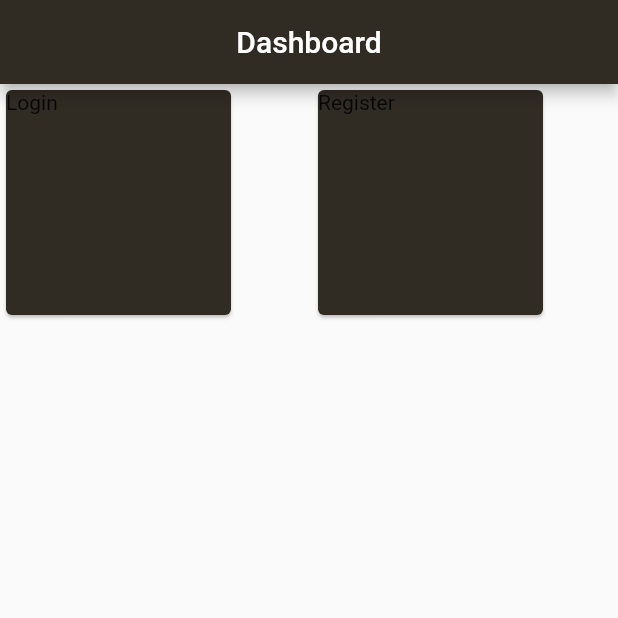
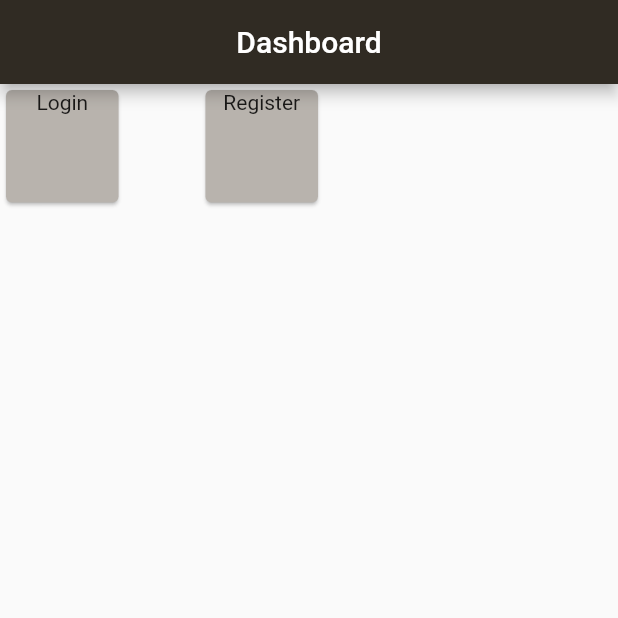
Before and after one commit to Samrai123/lokbook, a Flutter app: the screen it shows after launch, on a phone screen of 412 x 824 dp, the top half of it. Run offline on Flutter 3.47's test engine with Material 2 defaults, Android fonts, the phone set to English and light mode, and no system bars; our stand-ins replace google_fonts.

Commit message:
dashboard2

```diff
--- a/lib/main.dart
+++ b/lib/main.dart
@@ -1,9 +1,8 @@
 import 'package:flutter/material.dart';
 import 'package:flutter/gestures.dart';
+import 'package:my_second_app/screen/dashboard.dart';
 import 'package:my_second_app/screen/login.dart';
 import 'package:my_second_app/screen/register.dart';
-
-import 'screen/dashboard.dart';
 
 void main() {
   runApp(
--- a/lib/screen/bottom_screen/login.dart
+++ b/lib/screen/bottom_screen/login.dart
@@ -2,8 +2,8 @@ import 'package:flutter/material.dart';
 import 'package:flutter/src/widgets/container.dart';
 import 'package:flutter/src/widgets/framework.dart';
 
-class LoginScreen extends StatelessWidget {
-  const LoginScreen({super.key});
+class LoginBottomScreen extends StatelessWidget {
+  const LoginBottomScreen({super.key});
 
   @override
   Widget build(BuildContext context) {
--- a/lib/screen/dashboard.dart
+++ b/lib/screen/dashboard.dart
@@ -1,6 +1,10 @@
 import 'package:flutter/material.dart';
 import 'package:flutter/src/widgets/container.dart';
 import 'package:flutter/src/widgets/framework.dart';
+
+import 'bottom_screen/login.dart';
+import 'login.dart';
+import 'register.dart';
 
 class DashboardScreen extends StatelessWidget {
   const DashboardScreen({super.key});
@@ -16,18 +20,20 @@ class DashboardScreen extends StatelessWidget {
       body: Container(
         child: Row(children: [
           Card(
-            color: Color.fromARGB(255, 48, 43, 35),
+            color: Color.fromARGB(255, 184, 179, 173),
             clipBehavior: Clip.hardEdge,
             child: InkWell(
               splashColor: Colors.blue.withAlpha(30),
               onTap: () {
-                debugPrint('Card tapped.');
+                Navigator.push(context,
+                    MaterialPageRoute(builder: (context) => LoginScreen()));
               },
               child: const SizedBox(
-                width: 150,
-                height: 150,
+                width: 75,
+                height: 75,
                 child: Text(
                   'Login',
+                  textAlign: TextAlign.center,
                 ),
               ),
             ),
@@ -37,17 +43,21 @@ class DashboardScreen extends StatelessWidget {
             width: 50,
           ),
           Card(
-            color: Color.fromARGB(255, 48, 43, 35),
+            color: Color.fromARGB(255, 184, 179, 173),
             clipBehavior: Clip.hardEdge,
             child: InkWell(
               splashColor: Colors.blue.withAlpha(30),
               onTap: () {
-                debugPrint('Card tapped.');
+                Navigator.push(context,
+                    MaterialPageRoute(builder: (context) => RegisterScreen()));
               },
-              child: const SizedBox(
-                width: 150,
-                height: 150,
-                child: Text('Register'),
+              child: Container(
+                width: 75,
+                height: 75,
+                child: Text(
+                  'Register',
+                  textAlign: TextAlign.center,
+                ),
               ),
             ),
           ),
```
Also changed, not shown: lib/screen/forgetpass.dart (+11 -0 lines), lib/screen/login.dart (+16 -4 lines), lib/screen/register.dart (+23 -0 lines).
